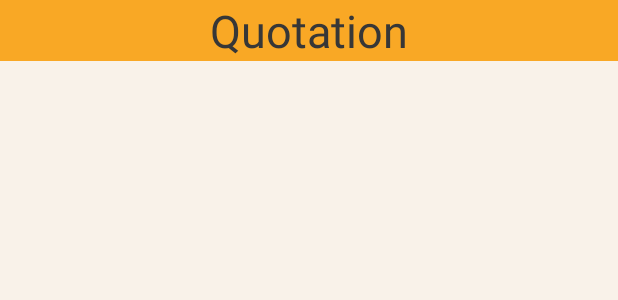
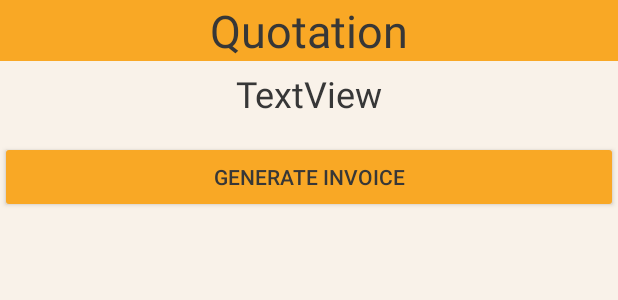
Before and after one commit to anapaularpontes/PostTrackingApp, an Android app: the layout activity_quotation.xml on its own in the app's theme, with its tools: preview values and no code run, on a phone screen of 412 x 824 dp. Shown: the top 300 px of the screen. Run offline under Robolectric (Android 15) with nearby library versions, the phone set to English and light mode, and no system bars.

Commit message:
Finishing invoice select

```diff
--- a/app/build.gradle
+++ b/app/build.gradle
@@ -5,7 +5,7 @@ android {
 
     defaultConfig {
         applicationId "com.posttracking"
-        minSdkVersion 15
+        minSdkVersion 17
         targetSdkVersion 28
         versionCode 1
         versionName "1.0"
--- a/app/src/main/AndroidManifest.xml
+++ b/app/src/main/AndroidManifest.xml
@@ -26,5 +26,4 @@
         </activity>
         <activity android:name=".SignupActivity" />
     </application>
-
 </manifest>
--- a/app/src/main/java/com/posttracking/api/models/Path.java
+++ b/app/src/main/java/com/posttracking/api/models/Path.java
@@ -21,8 +21,9 @@ public class Path {
     return position;
   }
 
-  public double getNOfDays(long delivery) {
+  public double getNOfDays() {
     long now = System.currentTimeMillis();
+    long delivery = getJourneys().get(getJourneys().size()-1).getArrival().getTime();
     return Math.ceil((delivery - now) / (86400000.00));
   }
 
@@ -35,8 +36,7 @@ public class Path {
     //sb.append(String.format("%-12s%15s\n","Start Time: ",getJourneys().get(0).getStartFormated()));
 
     sb.append(String.format("%-20s%14s\n","Est. Delivery Days: ",
-            getNOfDays(getJourneys().get(getJourneys().size()-1).getArrival().getTime())));
-    sb.append("\n");
+            getNOfDays()));
     return sb.toString();
   }
 }
--- a/app/src/main/res/layout/activity_quotation.xml
+++ b/app/src/main/res/layout/activity_quotation.xml
@@ -2,6 +2,7 @@
 <LinearLayout xmlns:android="http://schemas.android.com/apk/res/android"
     xmlns:app="http://schemas.android.com/apk/res-auto"
     xmlns:tools="http://schemas.android.com/tools"
+    android:id="@+id/layout"
     android:layout_width="match_parent"
     android:layout_height="match_parent"
     android:orientation="vertical"
@@ -16,14 +17,22 @@
         android:text="Quotation"
         android:textSize="30sp" />
 
+    <TextView
+        android:id="@+id/tvMessage"
+        android:layout_width="match_parent"
+        android:layout_height="wrap_content"
+        android:gravity="center_horizontal"
+        android:padding="5dp"
+        android:text="TextView"
+        android:textSize="24sp" />
+
     <RadioGroup
+        android:id="@+id/rdGroup"
         android:layout_width="match_parent"
-        android:layout_height="match_parent" />
-
-    <ListView
-        android:id="@+id/lvQuotation"
-        android:layout_width="match_parent"
-        android:layout_height="535dp" />
+        android:layout_height="wrap_content"
+        android:layout_centerHorizontal="true"
+        android:layout_centerVertical="true"
+        android:orientation="vertical" />
 
     <Button
         android:id="@+id/btnGenerate"
```
Also changed, not shown: app/src/main/java/com/posttracking/Entities/Invoice.java (+16 -6 lines), app/src/main/java/com/posttracking/ViewQuotationActivity.java (+43 -33 lines).
